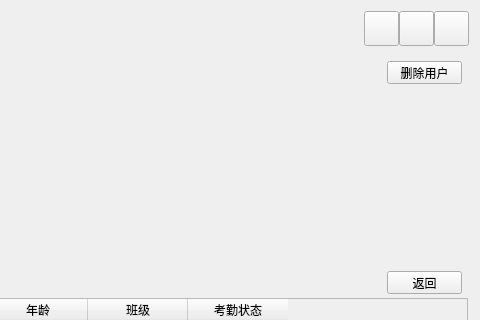
Qt form managementinfo.ui (lmmiku/faceRecognitionOnQtCreator) before a commit; both pictures show x 324 to 804 and y 0 to 320 of the 804 by 604 pixel window.
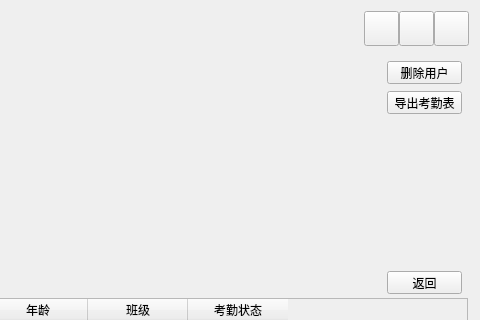
The same form after that commit. Custom widgets are drawn as their Qt base class.

Commit message: 增加导出报表

The edit to the form file:
```diff
--- a/managementinfo.ui
+++ b/managementinfo.ui
@@ -233,6 +233,19 @@
        <string>删除用户</string>
       </property>
      </widget>
+     <widget class="QPushButton" name="derive">
+      <property name="geometry">
+       <rect>
+        <x>700</x>
+        <y>80</y>
+        <width>75</width>
+        <height>23</height>
+       </rect>
+      </property>
+      <property name="text">
+       <string>导出考勤表</string>
+      </property>
+     </widget>
     </widget>
    </item>
   </layout>
```
The commit also changes 8 other files.
